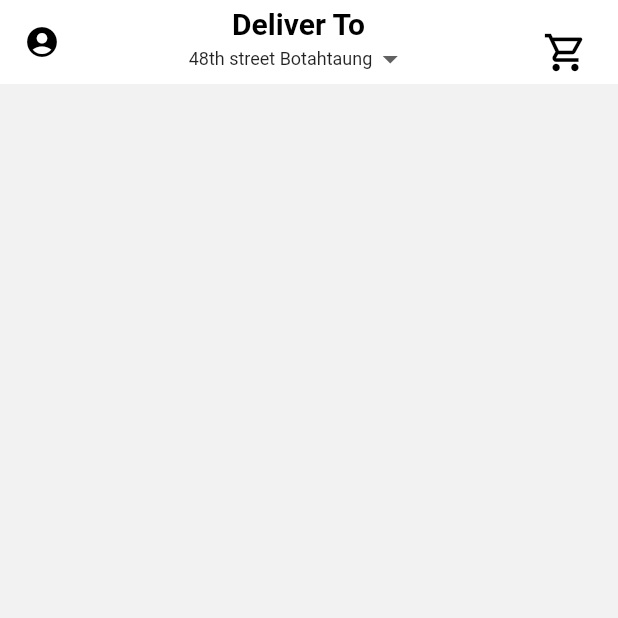
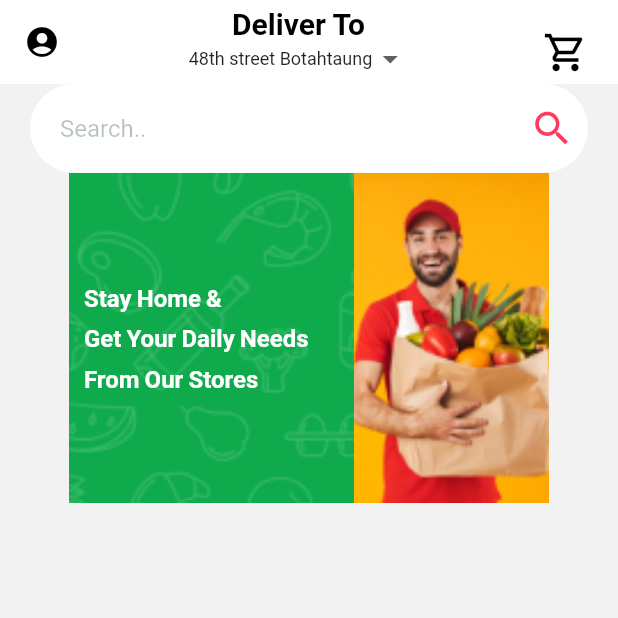
Before and after one commit to AyeChanMon8/Ecommerce_Application, a Flutter app: the screen it shows after launch, on a phone screen of 412 x 824 dp, the top half of it. Run offline on Flutter 3.47's test engine with Material 2 defaults, Android fonts, the phone set to English and light mode, and no system bars; our stand-ins replace google_fonts; missing offline and left inert: custom_pop_up_menu.

Commit message:
add image and searchbar in home

```diff
--- /dev/null
+++ b/lib/modules/home/component/home_banner.dart
@@ -0,0 +1,63 @@
+import 'package:flutter/material.dart';
+
+class HomeBanner extends StatefulWidget {
+  const HomeBanner({Key? key}) : super(key: key);
+
+  @override
+  State<HomeBanner> createState() => _HomeBannerState();
+}
+
+class _HomeBannerState extends State<HomeBanner> {
+  @override
+  Widget build(BuildContext context) {
+    return Padding(
+      padding: const EdgeInsets.symmetric(horizontal: 20.0),
+      child: Row(
+        mainAxisAlignment: MainAxisAlignment.center,
+        children: [
+          Container(
+            width: 190,
+            height: 220,
+            child: Stack(
+              fit: StackFit.expand,
+              children: <Widget>[
+                Image(
+                  fit: BoxFit.cover,
+                  image: AssetImage('assets/images/home_banner.png'),
+                ),
+                Positioned(
+                  top: 0,
+                  bottom: 0,
+                  left: 10,
+                  right: 5,
+                  child: Column(
+                    mainAxisAlignment: MainAxisAlignment.center,
+                    crossAxisAlignment: CrossAxisAlignment.start,
+                    children: <Widget>[
+                      Text(
+                        "Stay Home & \nGet Your Daily Needs \nFrom Our Stores",
+                        style: TextStyle(
+                            fontFamily: 'AirbnbCerealBold',
+                            fontSize: 16,
+                            fontWeight: FontWeight.bold,
+                            color: Colors.white),
+                      ),
+                    ],
+                  ),
+                ),
+              ],
+            ),
+          ),
+          Container(
+            width: 130,
+            height: 220,
+            child: Image(
+              fit: BoxFit.cover,
+              image: AssetImage('assets/images/mask_group.png'),
+            ),
+          ),
+        ],
+      ),
+    );
+  }
+}
--- /dev/null
+++ b/lib/modules/home/component/search_component.dart
@@ -0,0 +1,47 @@
+import 'package:flutter/material.dart';
+
+import '../../../utils/constants.dart';
+
+class SearchComponent extends StatefulWidget {
+  const SearchComponent({Key? key}) : super(key: key);
+
+  @override
+  State<SearchComponent> createState() => _SearchComponentState();
+}
+
+class _SearchComponentState extends State<SearchComponent> {
+  @override
+  Widget build(BuildContext context) {
+    return Padding(
+            padding: const EdgeInsets.symmetric(horizontal: 20),
+            child: TextFormField(
+              keyboardType: TextInputType.name,
+              decoration: const InputDecoration(
+                filled: true,
+                fillColor: primaryColor,
+                contentPadding: EdgeInsets.all(20.0),
+                enabledBorder: OutlineInputBorder(
+                  borderRadius: BorderRadius.all(Radius.circular(500)),
+                  borderSide: BorderSide(
+                    width: 0,
+                    style: BorderStyle.none,
+                  ),
+                ),
+                focusedBorder: OutlineInputBorder(
+                  borderRadius: BorderRadius.all(Radius.circular(500)),
+                  borderSide: BorderSide(
+                    width: 0,
+                    style: BorderStyle.none,
+                  ),
+                ),
+                suffixIcon: Icon(
+                  Icons.search,
+                  color: redColor,
+                  size: 30,
+                ),
+                hintText: 'Search..',
+              ),
+            ),
+          );
+  }
+}
--- a/lib/modules/home/home_screen.dart
+++ b/lib/modules/home/home_screen.dart
@@ -2,6 +2,8 @@ import 'package:flutter/material.dart';
 
 import '../../../core/router_name.dart';
 import '../../utils/constants.dart';
+import 'component/home_banner.dart';
+import 'component/search_component.dart';
 
 class HomeScreen extends StatefulWidget {
   const HomeScreen({Key? key}) : super(key: key);
@@ -68,7 +70,10 @@ class _HomeScreenState extends State<HomeScreen> {
                 ))
           ]),
       body: CustomScrollView(
-        slivers: [],
+        slivers: [
+          SliverToBoxAdapter(child: SearchComponent()),
+          SliverToBoxAdapter(child: HomeBanner()),
+        ],
       ),
     );
   }
```
Also changed, not shown: assets/images/home_banner.png (added), assets/images/mask_group.png (added).
